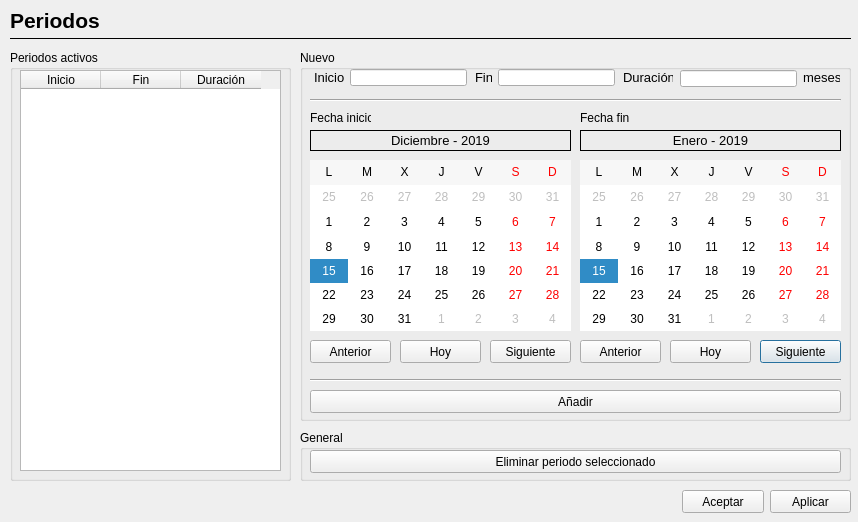
This is SocratesUI/UIFiles/DialogGestorPeriodos.ui in rmon-vfer/helion as Qt 5 draws it before an edit. The edited form follows.
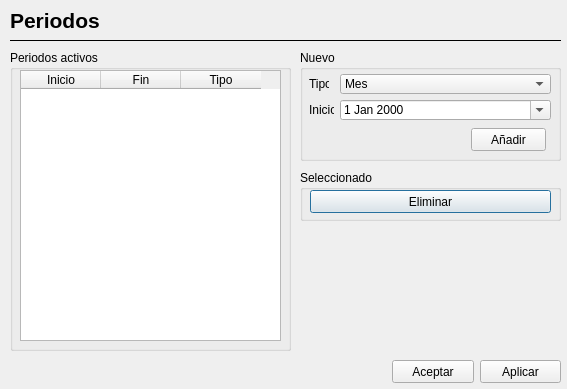
This is the edited form.

Commit message: Cambio parcial de Arrow a QDate, modificaciones en la UI

```diff
--- a/SocratesUI/UIFiles/DialogGestorPeriodos.ui
+++ b/SocratesUI/UIFiles/DialogGestorPeriodos.ui
@@ -9,20 +9,26 @@
    <rect>
     <x>0</x>
     <y>0</y>
-    <width>858</width>
-    <height>522</height>
+    <width>567</width>
+    <height>389</height>
    </rect>
   </property>
+  <property name="sizePolicy">
+   <sizepolicy hsizetype="Fixed" vsizetype="Fixed">
+    <horstretch>0</horstretch>
+    <verstretch>0</verstretch>
+   </sizepolicy>
+  </property>
   <property name="minimumSize">
    <size>
-    <width>858</width>
-    <height>522</height>
+    <width>567</width>
+    <height>389</height>
    </size>
   </property>
   <property name="maximumSize">
    <size>
-    <width>858</width>
-    <height>522</height>
+    <width>567</width>
+    <height>389</height>
    </size>
   </property>
   <property name="windowTitle">
@@ -37,22 +43,6 @@
   <property name="modal">
    <bool>false</bool>
   </property>
-  <widget class="Line" name="line">
-   <property name="geometry">
-    <rect>
-     <x>10</x>
-     <y>30</y>
-     <width>841</width>
-     <height>16</height>
-    </rect>
-   </property>
-   <property name="frameShadow">
-    <enum>QFrame::Plain</enum>
-   </property>
-   <property name="orientation">
-    <enum>Qt::Horizontal</enum>
-   </property>
-  </widget>
   <widget class="QLabel" name="label_5">
    <property name="geometry">
     <rect>
@@ -76,60 +66,52 @@
   <widget class="QGroupBox" name="groupBox">
    <property name="geometry">
     <rect>
-     <x>10</x>
-     <y>50</y>
-     <width>281</width>
-     <height>431</height>
+     <x>300</x>
+     <y>170</y>
+     <width>261</width>
+     <height>51</height>
     </rect>
    </property>
    <property name="title">
-    <string>Periodos activos</string>
+    <string>Seleccionado</string>
    </property>
-   <widget class="QTableWidget" name="periodosTable">
+   <widget class="QPushButton" name="botonEliminar">
     <property name="geometry">
      <rect>
       <x>10</x>
       <y>20</y>
-      <width>261</width>
-      <height>401</height>
+      <width>241</width>
+      <height>23</height>
      </rect>
     </property>
-    <property name="selectionBehavior">
-     <enum>QAbstractItemView::SelectRows</enum>
+    <property name="text">
+     <string>Eliminar</string>
     </property>
-    <attribute name="horizontalHeaderDefaultSectionSize">
-     <number>80</number>
-    </attribute>
-    <attribute name="verticalHeaderVisible">
-     <bool>false</bool>
-    </attribute>
-    <attribute name="verticalHeaderStretchLastSection">
-     <bool>false</bool>
-    </attribute>
-    <column>
-     <property name="text">
-      <string>Inicio</string>
-     </property>
-    </column>
-    <column>
-     <property name="text">
-      <string>Fin</string>
-     </property>
-    </column>
-    <column>
-     <property name="text">
-      <string>Duración</string>
-     </property>
-    </column>
    </widget>
   </widget>
+  <widget class="Line" name="line">
+   <property name="geometry">
+    <rect>
+     <x>10</x>
+     <y>30</y>
+     <width>551</width>
+     <height>20</height>
+    </rect>
+   </property>
+   <property name="frameShadow">
+    <enum>QFrame::Plain</enum>
+   </property>
+   <property name="orientation">
+    <enum>Qt::Horizontal</enum>
+   </property>
+  </widget>
   <widget class="QGroupBox" name="groupBox_2">
    <property name="geometry">
     <rect>
      <x>300</x>
      <y>50</y>
-     <width>551</width>
-     <height>371</height>
+     <width>261</width>
+     <height>111</height>
     </rect>
    </property>
    <property name="minimumSize">
@@ -147,420 +129,105 @@
    <property name="title">
     <string>Nuevo</string>
    </property>
-   <widget class="Line" name="line_2">
+   <widget class="QPushButton" name="botonAnadir">
     <property name="geometry">
      <rect>
-      <x>10</x>
-      <y>40</y>
-      <width>531</width>
-      <height>20</height>
-     </rect>
-    </property>
-    <property name="orientation">
-     <enum>Qt::Horizontal</enum>
-    </property>
-   </widget>
-   <widget class="QLabel" name="label_6">
-    <property name="geometry">
-     <rect>
-      <x>10</x>
-      <y>60</y>
-      <width>61</width>
-      <height>16</height>
-     </rect>
-    </property>
-    <property name="text">
-     <string>Fecha inicio</string>
-    </property>
-   </widget>
-   <widget class="QLabel" name="label_12">
-    <property name="geometry">
-     <rect>
-      <x>280</x>
-      <y>60</y>
-      <width>51</width>
-      <height>16</height>
-     </rect>
-    </property>
-    <property name="text">
-     <string>Fecha fin</string>
-    </property>
-   </widget>
-   <widget class="QPushButton" name="siguienteButtonFin">
-    <property name="geometry">
-     <rect>
-      <x>460</x>
-      <y>290</y>
-      <width>81</width>
+      <x>171</x>
+      <y>78</y>
+      <width>75</width>
       <height>23</height>
      </rect>
     </property>
     <property name="text">
-     <string>Siguiente</string>
-    </property>
-   </widget>
-   <widget class="QFrame" name="frame_2">
-    <property name="geometry">
-     <rect>
-      <x>280</x>
-      <y>80</y>
-      <width>261</width>
-      <height>21</height>
-     </rect>
-    </property>
-    <property name="frameShape">
-     <enum>QFrame::Box</enum>
-    </property>
-    <property name="frameShadow">
-     <enum>QFrame::Plain</enum>
-    </property>
-    <widget class="QLabel" name="labelInicio">
-     <property name="geometry">
-      <rect>
-       <x>0</x>
-       <y>0</y>
-       <width>261</width>
-       <height>21</height>
-      </rect>
-     </property>
-     <property name="font">
-      <font>
-       <pointsize>10</pointsize>
-       <weight>75</weight>
-       <bold>true</bold>
-      </font>
-     </property>
-     <property name="text">
-      <string>&lt;html&gt;&lt;head/&gt;&lt;body&gt;&lt;p align=&quot;center&quot;&gt;&lt;span style=&quot; font-weight:400;&quot;&gt;Enero - 2019&lt;/span&gt;&lt;/p&gt;&lt;/body&gt;&lt;/html&gt;</string>
-     </property>
-    </widget>
-   </widget>
-   <widget class="QCalendarWidget" name="calendarioFin">
-    <property name="geometry">
-     <rect>
-      <x>280</x>
-      <y>110</y>
-      <width>261</width>
-      <height>171</height>
-     </rect>
-    </property>
-    <property name="locale">
-     <locale language="Spanish" country="Spain"/>
-    </property>
-    <property name="firstDayOfWeek">
-     <enum>Qt::Monday</enum>
-    </property>
-    <property name="gridVisible">
-     <bool>false</bool>
-    </property>
-    <property name="horizontalHeaderFormat">
-     <enum>QCalendarWidget::SingleLetterDayNames</enum>
-    </property>
-    <property name="verticalHeaderFormat">
-     <enum>QCalendarWidget::NoVerticalHeader</enum>
-    </property>
-    <property name="navigationBarVisible">
-     <bool>false</bool>
-    </property>
-   </widget>
-   <widget class="QFrame" name="frame">
-    <property name="geometry">
-     <rect>
-      <x>10</x>
-      <y>80</y>
-      <width>261</width>
-      <height>21</height>
-     </rect>
-    </property>
-    <property name="frameShape">
-     <enum>QFrame::Box</enum>
-    </property>
-    <property name="frameShadow">
-     <enum>QFrame::Plain</enum>
-    </property>
-    <widget class="QLabel" name="mesLabel">
-     <property name="geometry">
-      <rect>
-       <x>0</x>
-       <y>0</y>
-       <width>261</width>
-       <height>21</height>
-      </rect>
-     </property>
-     <property name="font">
-      <font>
-       <pointsize>10</pointsize>
-       <weight>75</weight>
-       <bold>true</bold>
-      </font>
-     </property>
-     <property name="text">
-      <string>&lt;html&gt;&lt;head/&gt;&lt;body&gt;&lt;p align=&quot;center&quot;&gt;&lt;span style=&quot; font-weight:400;&quot;&gt;Diciembre - 2019&lt;/span&gt;&lt;/p&gt;&lt;/body&gt;&lt;/html&gt;</string>
-     </property>
-    </widget>
-   </widget>
-   <widget class="QPushButton" name="hoyButtonInicio">
-    <property name="geometry">
-     <rect>
-      <x>100</x>
-      <y>290</y>
-      <width>81</width>
-      <height>23</height>
-     </rect>
-    </property>
-    <property name="text">
-     <string>Hoy</string>
-    </property>
-   </widget>
-   <widget class="QPushButton" name="hoyButtonFin">
-    <property name="geometry">
-     <rect>
-      <x>370</x>
-      <y>290</y>
-      <width>81</width>
-      <height>23</height>
-     </rect>
-    </property>
-    <property name="text">
-     <string>Hoy</string>
-    </property>
-   </widget>
-   <widget class="QCalendarWidget" name="calendarioInicio">
-    <property name="geometry">
-     <rect>
-      <x>10</x>
-      <y>110</y>
-      <width>261</width>
-      <height>171</height>
-     </rect>
-    </property>
-    <property name="locale">
-     <locale language="Spanish" country="Spain"/>
-    </property>
-    <property name="firstDayOfWeek">
-     <enum>Qt::Monday</enum>
-    </property>
-    <property name="gridVisible">
-     <bool>false</bool>
-    </property>
-    <property name="horizontalHeaderFormat">
-     <enum>QCalendarWidget::SingleLetterDayNames</enum>
-    </property>
-    <property name="verticalHeaderFormat">
-     <enum>QCalendarWidget::NoVerticalHeader</enum>
-    </property>
-    <property name="navigationBarVisible">
-     <bool>false</bool>
-    </property>
-   </widget>
-   <widget class="QPushButton" name="siguienteButtonInicio">
-    <property name="geometry">
-     <rect>
-      <x>190</x>
-      <y>290</y>
-      <width>81</width>
-      <height>23</height>
-     </rect>
-    </property>
-    <property name="text">
-     <string>Siguiente</string>
-    </property>
-   </widget>
-   <widget class="QPushButton" name="anteriorButtonFin">
-    <property name="geometry">
-     <rect>
-      <x>280</x>
-      <y>290</y>
-      <width>81</width>
-      <height>23</height>
-     </rect>
-    </property>
-    <property name="text">
-     <string>Anterior</string>
-    </property>
-   </widget>
-   <widget class="QPushButton" name="anteriorButtonInicio">
-    <property name="geometry">
-     <rect>
-      <x>10</x>
-      <y>290</y>
-      <width>81</width>
-      <height>23</height>
-     </rect>
-    </property>
-    <property name="text">
-     <string>Anterior</string>
+     <string>Añadir</string>
     </property>
    </widget>
    <widget class="QLabel" name="label_4">
     <property name="geometry">
      <rect>
-      <x>503</x>
-      <y>20</y>
-      <width>37</width>
-      <height>15</height>
+      <x>9</x>
+      <y>50</y>
+      <width>25</width>
+      <height>20</height>
      </rect>
-    </property>
-    <property name="font">
-     <font>
-      <pointsize>10</pointsize>
-     </font>
-    </property>
-    <property name="text">
-     <string>meses</string>
-    </property>
-   </widget>
-   <widget class="QLabel" name="label_3">
-    <property name="geometry">
-     <rect>
-      <x>323</x>
-      <y>19</y>
-      <width>50</width>
-      <height>17</height>
-     </rect>
-    </property>
-    <property name="font">
-     <font>
-      <pointsize>10</pointsize>
-     </font>
-    </property>
-    <property name="text">
-     <string>Duración</string>
-    </property>
-   </widget>
-   <widget class="QLineEdit" name="editInicio">
-    <property name="geometry">
-     <rect>
-      <x>50</x>
-      <y>19</y>
-      <width>117</width>
-      <height>17</height>
-     </rect>
-    </property>
-    <property name="readOnly">
-     <bool>true</bool>
-    </property>
-   </widget>
-   <widget class="QLineEdit" name="editFin">
-    <property name="geometry">
-     <rect>
-      <x>198</x>
-      <y>19</y>
-      <width>117</width>
-      <height>17</height>
-     </rect>
-    </property>
-    <property name="readOnly">
-     <bool>true</bool>
-    </property>
-   </widget>
-   <widget class="QLabel" name="label_2">
-    <property name="geometry">
-     <rect>
-      <x>175</x>
-      <y>19</y>
-      <width>17</width>
-      <height>17</height>
-     </rect>
-    </property>
-    <property name="font">
-     <font>
-      <pointsize>10</pointsize>
-     </font>
-    </property>
-    <property name="text">
-     <string>Fin</string>
-    </property>
-   </widget>
-   <widget class="QLabel" name="label">
-    <property name="geometry">
-     <rect>
-      <x>14</x>
-      <y>19</y>
-      <width>30</width>
-      <height>17</height>
-     </rect>
-    </property>
-    <property name="font">
-     <font>
-      <pointsize>10</pointsize>
-     </font>
     </property>
     <property name="text">
      <string>Inicio</string>
     </property>
    </widget>
-   <widget class="QLineEdit" name="editDuracion">
+   <widget class="QComboBox" name="comboTipoPeriodo">
     <property name="geometry">
      <rect>
-      <x>380</x>
-      <y>20</y>
-      <width>117</width>
-      <height>17</height>
+      <x>40</x>
+      <y>24</y>
+      <width>211</width>
+      <height>20</height>
      </rect>
     </property>
-    <property name="readOnly">
+    <item>
+     <property name="text">
+      <string>Mes</string>
+     </property>
+    </item>
+    <item>
+     <property name="text">
+      <string>Semestre</string>
+     </property>
+    </item>
+    <item>
+     <property name="text">
+      <string>Año</string>
+     </property>
+    </item>
+   </widget>
+   <widget class="QLabel" name="label_3">
+    <property name="geometry">
+     <rect>
+      <x>9</x>
+      <y>24</y>
+      <width>20</width>
+      <height>20</height>
+     </rect>
+    </property>
+    <property name="text">
+     <string>Tipo</string>
+    </property>
+   </widget>
+   <widget class="QDateEdit" name="selectInicio">
+    <property name="geometry">
+     <rect>
+      <x>40</x>
+      <y>50</y>
+      <width>211</width>
+      <height>20</height>
+     </rect>
+    </property>
+    <property name="styleSheet">
+     <string notr="true">    /* navigation bar */
+    QCalendarWidget QWidget#qt_calendar_navigationbar { 
+			background-color: grey;
+	}</string>
+    </property>
+    <property name="calendarPopup">
      <bool>true</bool>
     </property>
    </widget>
-   <widget class="QPushButton" name="addButton">
-    <property name="geometry">
-     <rect>
-      <x>10</x>
-      <y>340</y>
-      <width>531</width>
-      <height>23</height>
-     </rect>
-    </property>
-    <property name="text">
-     <string>Añadir</string>
-    </property>
-   </widget>
-   <widget class="Line" name="line_3">
-    <property name="geometry">
-     <rect>
-      <x>10</x>
-      <y>320</y>
-      <width>531</width>
-      <height>20</height>
-     </rect>
-    </property>
-    <property name="orientation">
-     <enum>Qt::Horizontal</enum>
-    </property>
-   </widget>
+   <zorder>selectInicio</zorder>
+   <zorder>label_4</zorder>
+   <zorder>label_3</zorder>
+   <zorder>comboTipoPeriodo</zorder>
+   <zorder>botonAnadir</zorder>
+   <zorder>botonAnadir</zorder>
+   <zorder>label_4</zorder>
+   <zorder>comboTipoPeriodo</zorder>
+   <zorder>label_3</zorder>
+   <zorder>selectInicio</zorder>
   </widget>
-  <widget class="QGroupBox" name="groupBox_3">
+  <widget class="QPushButton" name="botonAceptar">
    <property name="geometry">
     <rect>
-     <x>300</x>
-     <y>430</y>
-     <width>551</width>
-     <height>51</height>
-    </rect>
-   </property>
-   <property name="title">
-    <string>General</string>
-   </property>
-   <widget class="QPushButton" name="buttonEliminar">
-    <property name="geometry">
-     <rect>
-      <x>10</x>
-      <y>20</y>
-      <width>531</width>
-      <height>23</height>
-     </rect>
-    </property>
-    <property name="text">
-     <string>Eliminar periodo seleccionado</string>
-    </property>
-   </widget>
-  </widget>
-  <widget class="QPushButton" name="botonOk">
-   <property name="geometry">
-    <rect>
-     <x>682</x>
-     <y>490</y>
+     <x>392</x>
+     <y>360</y>
      <width>82</width>
      <height>23</height>
     </rect>
@@ -569,11 +236,61 @@
     <string>Aceptar</string>
    </property>
   </widget>
+  <widget class="QGroupBox" name="groupBox">
+   <property name="geometry">
+    <rect>
+     <x>10</x>
+     <y>50</y>
+     <width>281</width>
+     <height>301</height>
+    </rect>
+   </property>
+   <property name="title">
+    <string>Periodos activos</string>
+   </property>
+   <widget class="QTableWidget" name="tablaPeriodos">
+    <property name="geometry">
+     <rect>
+      <x>10</x>
+      <y>20</y>
+      <width>261</width>
+      <height>271</height>
+     </rect>
+    </property>
+    <property name="selectionBehavior">
+     <enum>QAbstractItemView::SelectRows</enum>
+    </property>
+    <attribute name="horizontalHeaderDefaultSectionSize">
+     <number>80</number>
+    </attribute>
+    <attribute name="verticalHeaderVisible">
+     <bool>false</bool>
+    </attribute>
+    <attribute name="verticalHeaderStretchLastSection">
+     <bool>false</bool>
+    </attribute>
+    <column>
+     <property name="text">
+      <string>Inicio</string>
+     </property>
+    </column>
+    <column>
+     <property name="text">
+      <string>Fin</string>
+     </property>
+    </column>
+    <column>
+     <property name="text">
+      <string>Tipo</string>
+     </property>
+    </column>
+   </widget>
+  </widget>
   <widget class="QPushButton" name="botonAplicar">
    <property name="geometry">
     <rect>
-     <x>770</x>
-     <y>490</y>
+     <x>480</x>
+     <y>360</y>
      <width>81</width>
      <height>23</height>
     </rect>
```
Left out of the diff: 12 changed lines with no effect on the pictures. The commit also changes 17 other files.
